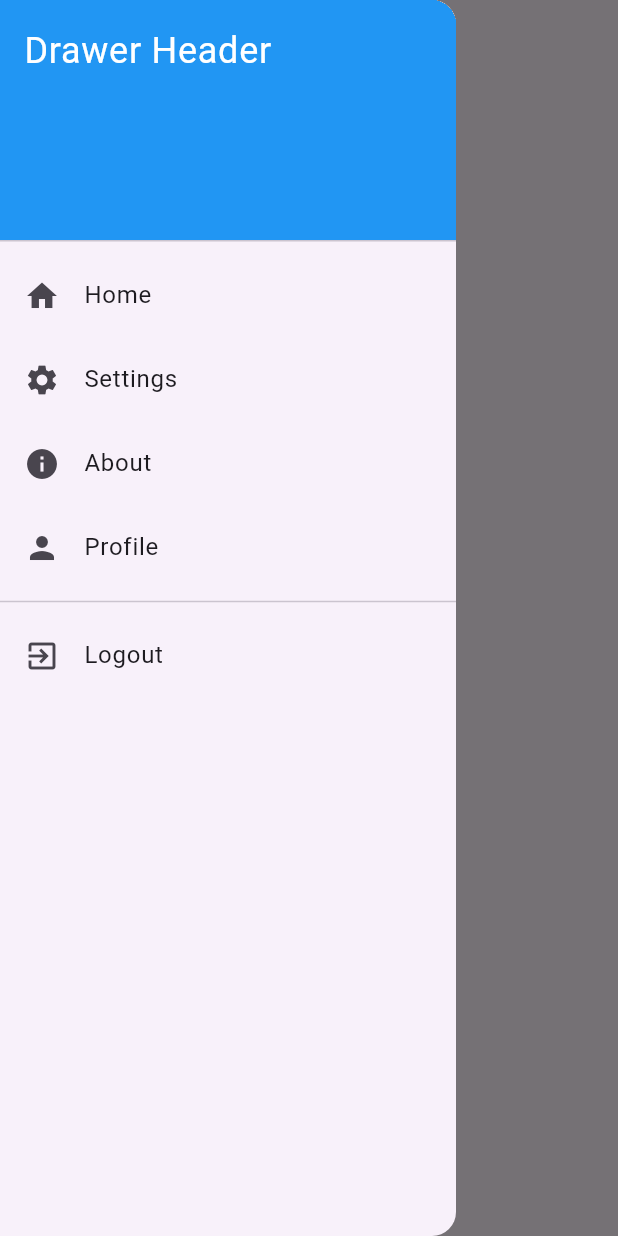
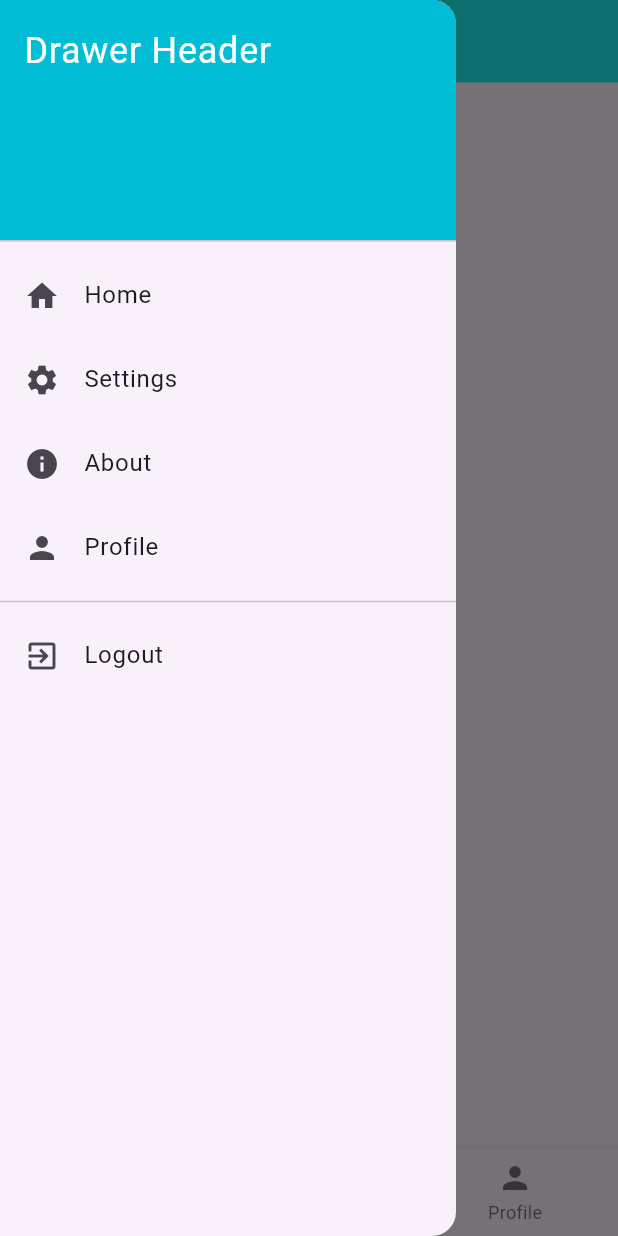
Before and after one commit to keyss-pushpender/responsive-design, a Flutter app: the screen it shows after launch, with the side drawer open, on a phone screen of 412 x 824 dp. Run offline on Flutter 3.47's test engine with Material 3 defaults, Android fonts, the phone set to English and light mode, and no system bars; our stand-ins replace flutter_bloc.

Commit message:
modified design layut

```diff
--- a/lib/BLoCs/navigation_bloc.dart
+++ b/lib/BLoCs/navigation_bloc.dart
@@ -2,8 +2,8 @@ import 'package:flutter_bloc/flutter_bloc.dart';
 import 'package:responsive_design/elements/navigation_class.dart';
 part 'navigation_event.dart';
 
-class NavigationBloc extends Bloc<NavigationEvent, Navigation> {
-  NavigationBloc() : super(navigationList.first) {
+class SideNavigationBloc extends Bloc<NavigationEvent, SideNavigation> {
+  SideNavigationBloc() : super(navigationList.first) {
     on<NavigateTo>((event, emit) {
       emit(event.navigation);
     });
--- a/lib/BLoCs/navigation_event.dart
+++ b/lib/BLoCs/navigation_event.dart
@@ -3,6 +3,6 @@ part of 'navigation_bloc.dart';
 sealed class NavigationEvent {}
 
 class NavigateTo extends NavigationEvent {
-  Navigation navigation;
+  SideNavigation navigation;
   NavigateTo(this.navigation);
 }
--- a/lib/constants.dart
+++ b/lib/constants.dart
@@ -1,3 +1,3 @@
-double get mobileBreakPoint => 450;
-double get tabBreakPoint => 600;
-double get webBreakPoint => 1000;
+double get mobileBreakPoint => 450.0;
+double get tabBreakPoint => 600.0;
+double get webBreakPoint => 1000.0;
--- a/lib/elements/navigation_class.dart
+++ b/lib/elements/navigation_class.dart
@@ -4,16 +4,16 @@ import 'package:responsive_design/pages/home.dart';
 import 'package:responsive_design/pages/setting.dart';
 import '../pages/profile.dart';
 
-class Navigation {
+class SideNavigation {
   String name;
   IconData icon;
   Widget child;
-  Navigation(this.name, this.icon, this.child);
+  SideNavigation(this.name, this.icon, this.child);
 }
 
-List<Navigation> navigationList = [
-  Navigation('Home', Icons.home, const Home()),
-  Navigation('Settings', Icons.settings, const Setting()),
-  Navigation('About', Icons.info, const About()),
-  Navigation('Profile', Icons.person, const Profile()),
+List<SideNavigation> navigationList = [
+  SideNavigation('Home', Icons.home, const Home()),
+  SideNavigation('Settings', Icons.settings, const Setting()),
+  SideNavigation('About', Icons.info, const About()),
+  SideNavigation('Profile', Icons.person, const Profile()),
 ];
--- a/lib/elements/rp_app_bar.dart
+++ b/lib/elements/rp_app_bar.dart
@@ -1,6 +1,9 @@
 import 'package:flutter/material.dart';
 import 'package:flutter_bloc/flutter_bloc.dart';
 import 'package:responsive_design/BLoCs/navigation_bloc.dart';
+import 'package:responsive_design/constants.dart';
+import 'package:responsive_design/utils.dart';
+import '../responsive_view.dart';
 import 'navigation_class.dart';
 
 class RPAppBar extends StatelessWidget implements PreferredSizeWidget {
@@ -9,9 +12,18 @@ class RPAppBar extends StatelessWidget implements PreferredSizeWidget {
   @override
   Widget build(BuildContext context) {
     return AppBar(
-      title: BlocBuilder<NavigationBloc, Navigation>(
+      elevation: 3.0,
+      backgroundColor: Colors.cyanAccent,
+      title: BlocBuilder<SideNavigationBloc, SideNavigation>(
         builder: (BuildContext context, navigation) => Text(navigation.name),
       ),
+      actions: [
+        if (RP.isSizeGreaterThan(context, tabBreakPoint)) ...[
+          IconButton(onPressed: () {}, icon: const Icon(Icons.search)),
+          IconButton(onPressed: () {}, icon: const Icon(Icons.person)),
+          hGap(),
+        ],
+      ],
     );
   }
 
--- a/lib/elements/rp_body.dart
+++ b/lib/elements/rp_body.dart
@@ -8,7 +8,7 @@ class RPBody extends StatelessWidget {
 
   @override
   Widget build(BuildContext context) {
-    return BlocBuilder<NavigationBloc, Navigation>(builder: (BuildContext context, navigation) {
+    return BlocBuilder<SideNavigationBloc, SideNavigation>(builder: (BuildContext context, navigation) {
       return Center(child: navigation.child);
     });
   }
--- /dev/null
+++ b/lib/elements/rp_bottom_navigation.dart
@@ -0,0 +1,16 @@
+import 'package:flutter/material.dart';
+
+class BottomNavigation extends StatelessWidget {
+  const BottomNavigation({super.key});
+
+  @override
+  Widget build(BuildContext context) {
+    return BottomNavigationBar(
+      items: const [
+        BottomNavigationBarItem(icon: Icon(Icons.home), label: 'Home'),
+        BottomNavigationBarItem(icon: Icon(Icons.search), label: 'search'),
+        BottomNavigationBarItem(icon: Icon(Icons.person), label: 'Profile')
+      ],
+    );
+  }
+}
--- a/lib/elements/rp_drawer.dart
+++ b/lib/elements/rp_drawer.dart
@@ -1,6 +1,7 @@
 import 'package:flutter/material.dart';
 import 'package:flutter_bloc/flutter_bloc.dart';
 import 'package:responsive_design/BLoCs/navigation_bloc.dart';
+import 'package:responsive_design/constants.dart';
 import '../responsive_view.dart';
 import 'navigation_class.dart';
 
@@ -13,22 +14,22 @@ class RPDrawer extends StatelessWidget {
       children: <Widget>[
         const DrawerHeader(
           decoration: BoxDecoration(
-            color: Colors.blue,
+            color: Colors.cyan,
           ),
           child: Text(
             'Drawer Header',
             style: TextStyle(color: Colors.white, fontSize: 24),
           ),
         ),
-        for(Navigation nav in navigationList)
+        for(SideNavigation nav in navigationList)
           ListTile(
             leading: Icon(nav.icon),
             title: Text(nav.name),
             onTap: () {
-              if(!RP.isWeb(context)) {
+              if(RP.isSizeLessThan(context, tabBreakPoint)) {
                 Navigator.pop(context);
               }
-              context.read<NavigationBloc>().add(NavigateTo(nav));
+              context.read<SideNavigationBloc>().add(NavigateTo(nav));
             },
           ),
         const Divider(),
--- a/lib/layout/mobile_layout.dart
+++ b/lib/layout/mobile_layout.dart
@@ -2,6 +2,7 @@ import 'package:flutter/material.dart';
 import 'package:responsive_design/elements/rp_app_bar.dart';
 import 'package:responsive_design/elements/rp_body.dart';
 import 'package:responsive_design/elements/rp_drawer.dart';
+import '../elements/rp_bottom_navigation.dart';
 
 class MobileLayout extends StatelessWidget {
   const MobileLayout({super.key});
@@ -11,7 +12,8 @@ class MobileLayout extends StatelessWidget {
     return const Scaffold(
       appBar: RPAppBar(),
       drawer: Drawer(child: RPDrawer()),
-      body: RPBody()
+      body: RPBody(),
+      bottomNavigationBar: BottomNavigation(),
     );
   }
 }
--- a/lib/layout/tab_layout.dart
+++ b/lib/layout/tab_layout.dart
@@ -1,6 +1,7 @@
 import 'package:flutter/material.dart';
 import 'package:responsive_design/elements/rp_app_bar.dart';
 import 'package:responsive_design/elements/rp_body.dart';
+import 'package:responsive_design/elements/rp_bottom_navigation.dart';
 import 'package:responsive_design/elements/rp_drawer.dart';
 
 class TabLayout extends StatelessWidget {
@@ -10,9 +11,8 @@ class TabLayout extends StatelessWidget {
   Widget build(BuildContext context) {
     return const Scaffold(
       appBar: RPAppBar(),
-      drawer: Drawer(
-        child: RPDrawer(),
-      ),
+      drawer: Drawer(child: RPDrawer()),
+      bottomNavigationBar: BottomNavigation(),
       body: RPBody(),
     );
   }
--- a/lib/main.dart
+++ b/lib/main.dart
@@ -13,7 +13,7 @@ class MyApp extends StatelessWidget {
   @override
   Widget build(BuildContext context) {
     return BlocProvider(
-      create: (context) => NavigationBloc(),
+      create: (context) => SideNavigationBloc(),
       child: MaterialApp(
         debugShowCheckedModeBanner: false,
         title: 'RP',
--- a/lib/responsive_view.dart
+++ b/lib/responsive_view.dart
@@ -6,14 +6,15 @@ class RP {
       MediaQuery.of(context).size.width < mobileBreakPoint;
   static bool isTab(BuildContext context) =>
       MediaQuery.of(context).size.width >= mobileBreakPoint &&
-      MediaQuery.of(context).size.width < tabBreakPoint;
+      MediaQuery.of(context).size.width < webBreakPoint;
+      // MediaQuery.of(context).size.width < tabBreakPoint;
   static bool isWeb(BuildContext context) => MediaQuery.of(context).size.width >= webBreakPoint;
-  static bool isSizeLessThan(BuildContext context, int size) =>
+  static bool isSizeLessThan(BuildContext context, double size) =>
       MediaQuery.of(context).size.width < size;
-  static bool isSizeLessThanEqualsTo(BuildContext context, int size) =>
+  static bool isSizeLessThanEqualsTo(BuildContext context, double size) =>
       MediaQuery.of(context).size.width <= size;
-  static bool isSizeGreaterThan(BuildContext context, int size) =>
+  static bool isSizeGreaterThan(BuildContext context, double size) =>
       MediaQuery.of(context).size.width > size;
-  static bool isSizeGreaterThanEqualsTo(BuildContext context, int size) =>
+  static bool isSizeGreaterThanEqualsTo(BuildContext context, double size) =>
       MediaQuery.of(context).size.width >= size;
 }
--- /dev/null
+++ b/lib/utils.dart
@@ -0,0 +1,5 @@
+import 'package:flutter/cupertino.dart';
+
+SizedBox vGap({double height = 20.0}) => SizedBox(height: height);
+
+SizedBox hGap({double width = 20.0}) => SizedBox(width: width);
```
